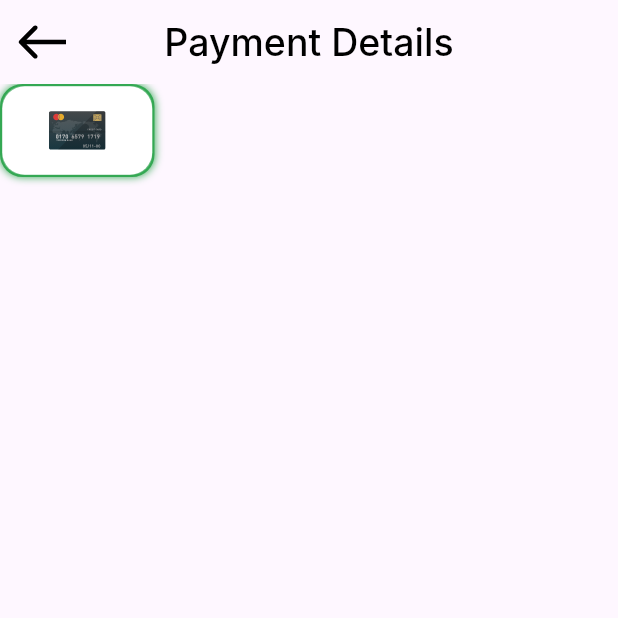
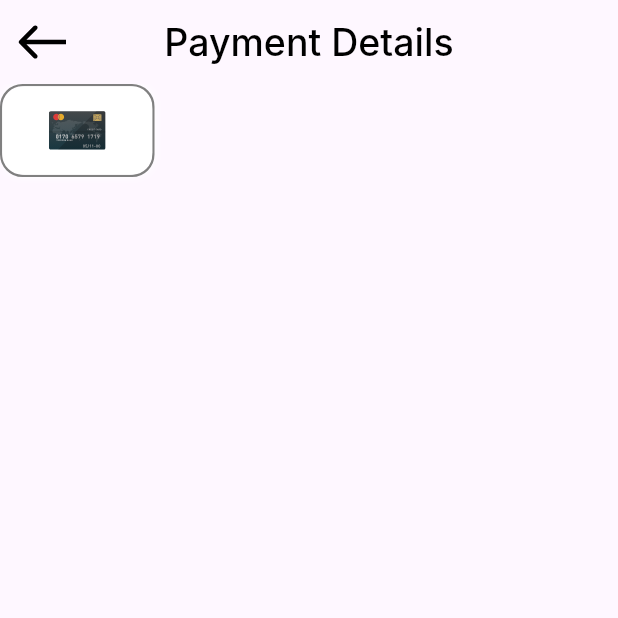
Before and after one commit to Nadia-Mostafa-Saeed/Checkout_Payment, a Flutter app: the PaymentDetailsView screen opened directly, on a phone screen of 412 x 824 dp, the top half of it. Run offline on Flutter 3.47's test engine with Material 3 defaults, Android fonts, the phone set to English and light mode, and no system bars; our stand-ins replace flutter_svg; Roboto replaces fonts that are missing (Inter).

Commit message:
in active and active payment method

```diff
--- a/lib/Features/checkout/presentation/widgets/payment_details_body.dart
+++ b/lib/Features/checkout/presentation/widgets/payment_details_body.dart
@@ -1,42 +1,15 @@
+import 'package:checkout/Features/checkout/presentation/widgets/payment_method_item.dart';
 import 'package:flutter/material.dart';
-import 'package:flutter_svg/svg.dart';
 
 class PaymentDetailsBody extends StatelessWidget {
   const PaymentDetailsBody({super.key});
 
   @override
   Widget build(BuildContext context) {
-    return Column(
+    return const Column(
       children: [
-        Container(
-          height: 62,
-          width: 103,
-          decoration: ShapeDecoration(
-            shape: RoundedRectangleBorder(
-              side: const BorderSide(
-                width: 1.5,
-                color: Color(0xFF34A853),
-              ),
-              borderRadius: BorderRadius.circular(15),
-            ),
-            shadows: const [
-              BoxShadow(
-                color: Color(0xFF34A853),
-                blurRadius: 4,
-              ),
-            ],
-          ),
-          child: Container(
-              decoration: BoxDecoration(
-                color: Colors.white,
-                borderRadius: BorderRadius.circular(15),
-              ),
-              child: Center(
-                child: SvgPicture.asset(
-                  'assets/images/card.svg',
-                  height: 26,
-                ),
-              )),
+        PaymentMethodItem(
+          isActive: false,
         ),
       ],
     );
--- /dev/null
+++ b/lib/Features/checkout/presentation/widgets/payment_method_item.dart
@@ -0,0 +1,42 @@
+import 'package:flutter/material.dart';
+import 'package:flutter_svg/svg.dart';
+
+class PaymentMethodItem extends StatelessWidget {
+  const PaymentMethodItem({super.key, this.isActive = false});
+
+  final bool isActive;
+  @override
+  Widget build(BuildContext context) {
+    return AnimatedContainer(
+      duration: const Duration(milliseconds: 600),
+      height: 62,
+      width: 103,
+      decoration: ShapeDecoration(
+        shape: RoundedRectangleBorder(
+          side: BorderSide(
+            width: 1.5,
+            color: isActive ? const Color(0xFF34A853) : const Color(0xff808080),
+          ),
+          borderRadius: BorderRadius.circular(15),
+        ),
+        shadows: [
+          BoxShadow(
+            color: isActive ? const Color(0xFF34A853) : Colors.white,
+            blurRadius: 4,
+          ),
+        ],
+      ),
+      child: Container(
+          decoration: BoxDecoration(
+            color: Colors.white,
+            borderRadius: BorderRadius.circular(15),
+          ),
+          child: Center(
+            child: SvgPicture.asset(
+              'assets/images/card.svg',
+              height: 26,
+            ),
+          )),
+    );
+  }
+}
```
